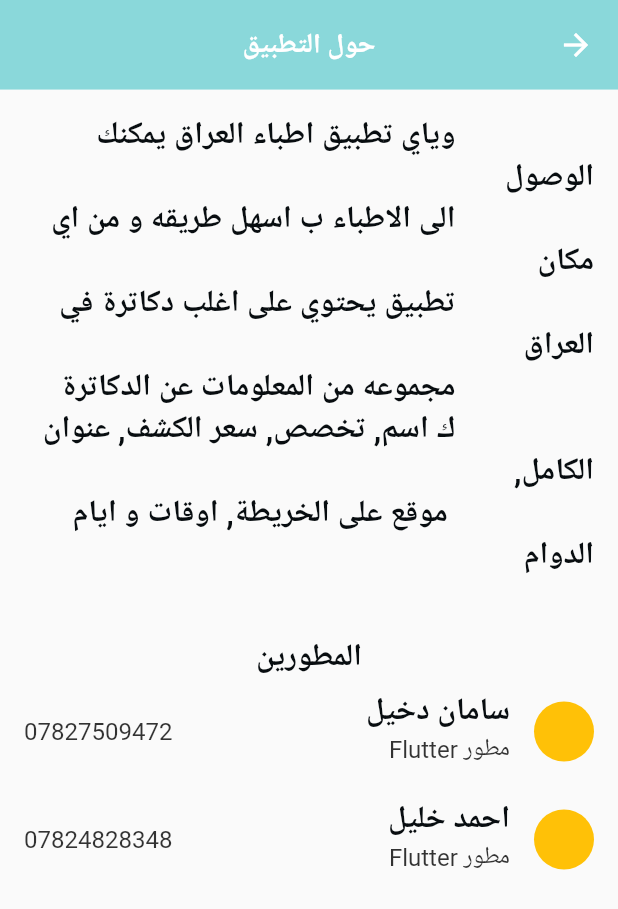
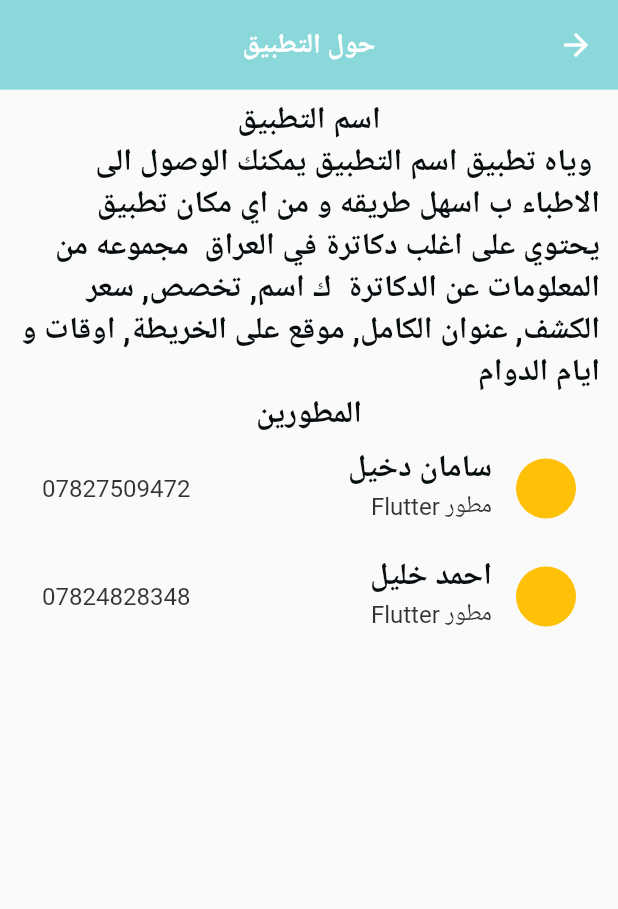
Before and after one commit to Ahmedkhalil98/doctors_guide, a Flutter app: the AboutAppScreen screen opened directly, on a phone screen of 412 x 824 dp. Shown: the top 909 px of the screen. Run offline on Flutter 3.47's test engine with Material 2 defaults, Android fonts, the phone set to English and light mode, and no system bars; our stand-ins replace cloud_firestore, firebase_core, firebase_storage, flutter_screenutil, geolocator, get and 4 more; missing offline and left inert: flutter_multi_select_items, time_picker_sheet; accounts and stored records are empty; project files that could hold a hidden picture were left out.

Commit message:
about edit

```diff
--- a/lib/Views/Screens/about_app_screen.dart
+++ b/lib/Views/Screens/about_app_screen.dart
@@ -12,21 +12,48 @@ class AboutAppScreen extends StatelessWidget {
         ),
       ),
       body: SingleChildScrollView(
+        child: Padding(
+          padding: const EdgeInsets.symmetric(
+            horizontal: 12.0,
+            vertical: 6.0,
+          ),
           child: Column(
             mainAxisAlignment: MainAxisAlignment.start,
             children: [
-            Padding(
-              padding: const EdgeInsets.all(16.0),
-              child: Text(
-                '''
-                  وياي تطبيق اطباء العراق يمكنك الوصول
-                  الى الاطباء ب اسهل طريقه و من اي مكان
-                  تطبيق يحتوي على اغلب دكاترة في العراق
-                  مجموعه من المعلومات عن الدكاترة
-                  ك اسم, تخصص, سعر الكشف, عنوان الكامل,
-                   موقع على الخريطة, اوقات و ايام الدوام
-                            ''',
+              Text(
+                'اسم التطبيق',
                 style: Theme.of(context).textTheme.bodyLarge,
+              ),
+              RichText(
+                textAlign: TextAlign.start,
+                textDirection: TextDirection.rtl,
+                softWrap: true,
+                textScaleFactor: 1,
+                text: TextSpan(
+                  text: ' وياه تطبيق اسم التطبيق يمكنك الوصول',
+                  style: Theme.of(context).textTheme.bodyLarge,
+                  children: <TextSpan>[
+                    TextSpan(
+                      text: ' الى الاطباء ب اسهل طريقه و من اي مكان',
+                      style: Theme.of(context).textTheme.bodyLarge,
+                    ),
+                    TextSpan(
+                      text: ' تطبيق يحتوي على اغلب دكاترة في العراق ',
+                      style: Theme.of(context).textTheme.bodyLarge,
+                    ),
+                    TextSpan(
+                      text: ' مجموعه من المعلومات عن الدكاترة ',
+                      style: Theme.of(context).textTheme.bodyLarge,
+                    ),
+                    TextSpan(
+                      text: ' ك اسم, تخصص, سعر الكشف, عنوان الكامل,',
+                      style: Theme.of(context).textTheme.bodyLarge,
+                    ),
+                    TextSpan(
+                      text: ' موقع على الخريطة, اوقات و ايام الدوام ',
+                      style: Theme.of(context).textTheme.bodyLarge,
+                    ),
+                  ],
                 ),
               ),
               Text(
@@ -62,6 +89,7 @@ class AboutAppScreen extends StatelessWidget {
             ],
           ),
         ),
+      ),
     );
   }
 }
```
Lines whose indentation alone changed are shown as unchanged.
